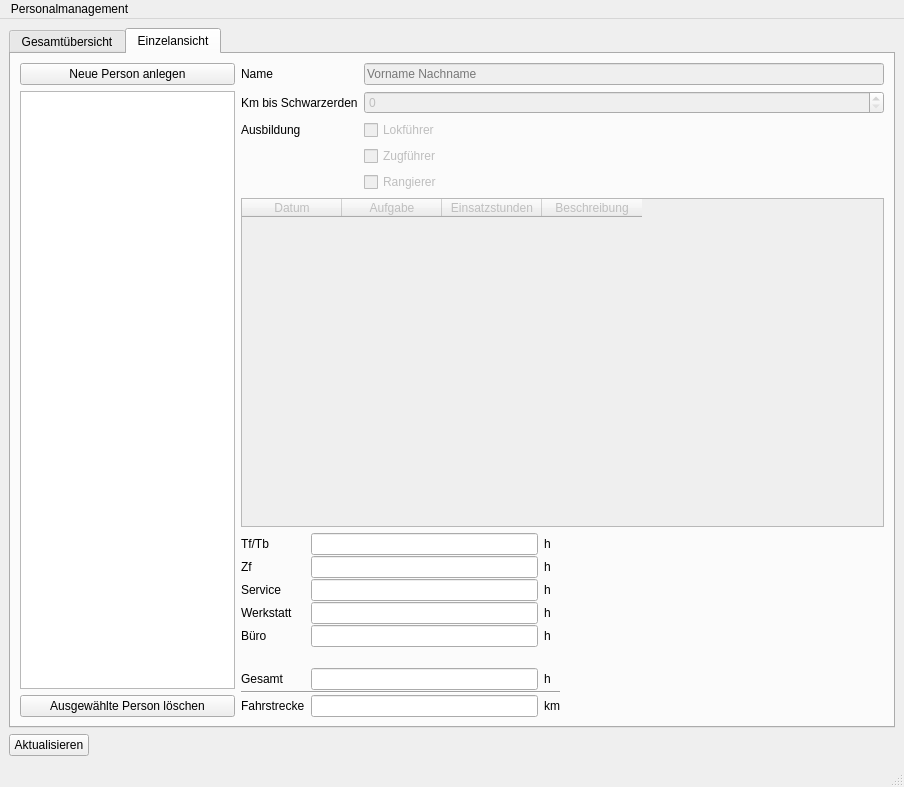
Before: the Qt Designer form Programm/personalwindow.ui in philjosch/Einsatzplaner, drawn with Qt 5.
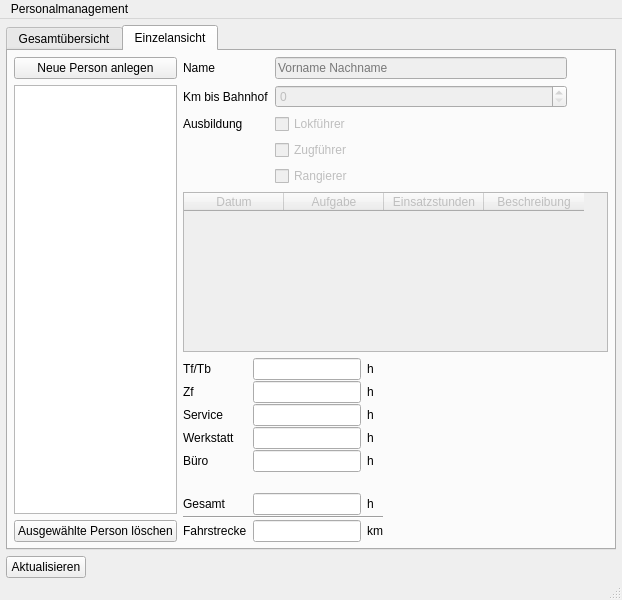
After: the same form once the commit is applied. The open tabs and pages were chosen to show the change.

Commit message:
Verbesserungen bei GUI und Personal
- Fenster für Fahrtag und Aktivität können kleiner gemacht werden
- Personalfenster aktualisiert sich, wenn Tab gewechselt wird
- Geleistete Stunden werden erst berechnet, wenn sie in der
Vergangenheit liegen
- Personalfenster kompakter gestaltet

The edit to the form file:
```diff
--- a/Programm/personalwindow.ui
+++ b/Programm/personalwindow.ui
@@ -9,8 +9,8 @@
    <rect>
     <x>0</x>
     <y>0</y>
-    <width>904</width>
-    <height>787</height>
+    <width>622</width>
+    <height>600</height>
    </rect>
   </property>
   <property name="windowTitle">
@@ -18,33 +18,53 @@
   </property>
   <widget class="QWidget" name="centralwidget">
    <layout class="QGridLayout" name="gridLayout_6">
-    <item row="1" column="1">
-     <spacer name="horizontalSpacer">
-      <property name="orientation">
-       <enum>Qt::Horizontal</enum>
-      </property>
-      <property name="sizeHint" stdset="0">
-       <size>
-        <width>391</width>
-        <height>20</height>
-       </size>
-      </property>
-     </spacer>
-    </item>
+    <property name="leftMargin">
+     <number>6</number>
+    </property>
+    <property name="topMargin">
+     <number>6</number>
+    </property>
+    <property name="rightMargin">
+     <number>6</number>
+    </property>
+    <property name="bottomMargin">
+     <number>0</number>
+    </property>
+    <property name="horizontalSpacing">
+     <number>0</number>
+    </property>
+    <property name="verticalSpacing">
+     <number>6</number>
+    </property>
     <item row="0" column="0" colspan="3">
      <widget class="QTabWidget" name="tabWidget">
       <property name="currentIndex">
-       <number>0</number>
+       <number>1</number>
       </property>
       <widget class="QWidget" name="gesamt">
        <attribute name="title">
         <string>Gesamtübersicht</string>
        </attribute>
        <layout class="QGridLayout" name="gridLayout">
+        <property name="leftMargin">
+         <number>6</number>
+        </property>
+        <property name="topMargin">
+         <number>6</number>
+        </property>
+        <property name="rightMargin">
+         <number>6</number>
+        </property>
+        <property name="bottomMargin">
+         <number>6</number>
+        </property>
+        <property name="spacing">
+         <number>6</number>
+        </property>
         <item row="2" column="1">
          <widget class="QPushButton" name="pushPrint">
           <property name="text">
-           <string>Drucken</string>
+           <string>Drucken …</string>
           </property>
          </widget>
         </item>
@@ -101,10 +121,55 @@
         <string>Einzelansicht</string>
        </attribute>
        <layout class="QGridLayout" name="gridLayout_2" columnstretch="1,3">
+        <property name="leftMargin">
+         <number>6</number>
+        </property>
+        <property name="topMargin">
+         <number>6</number>
+        </property>
+        <property name="rightMargin">
+         <number>6</number>
+        </property>
+        <property name="bottomMargin">
+         <number>6</number>
+        </property>
+        <property name="spacing">
+         <number>6</number>
+        </property>
         <item row="0" column="1">
-         <layout class="QGridLayout" name="einzelnansicht" rowstretch="0,1,0">
+         <layout class="QGridLayout" name="einzelnansicht" rowstretch="0,1,0" columnstretch="0,1">
+          <property name="leftMargin">
+           <number>0</number>
+          </property>
+          <property name="topMargin">
+           <number>0</number>
+          </property>
+          <property name="rightMargin">
+           <number>0</number>
+          </property>
+          <property name="bottomMargin">
+           <number>0</number>
+          </property>
+          <property name="spacing">
+           <number>6</number>
+          </property>
           <item row="0" column="0" colspan="2">
-           <layout class="QGridLayout" name="stammdaten" columnstretch="0,1,0">
+           <layout class="QGridLayout" name="stammdaten" columnstretch="0,0,0,1">
+            <property name="leftMargin">
+             <number>0</number>
+            </property>
+            <property name="topMargin">
+             <number>0</number>
+            </property>
+            <property name="rightMargin">
+             <number>0</number>
+            </property>
+            <property name="bottomMargin">
+             <number>0</number>
+            </property>
+            <property name="spacing">
+             <number>6</number>
+            </property>
             <item row="4" column="1" colspan="2">
              <widget class="QCheckBox" name="checkRangierer">
               <property name="enabled">
@@ -115,33 +180,6 @@
               </property>
              </widget>
             </item>
-            <item row="0" column="0">
-             <widget class="QLabel" name="label">
-              <property name="text">
-               <string>Name</string>
-              </property>
-             </widget>
-            </item>
-            <item row="1" column="0">
-             <widget class="QLabel" name="label_2">
-              <property name="statusTip">
-               <string>Die Entfernung zum Bahnhof in Schwarzerden, wird benötigt, um die Strecke auszurechnen.</string>
-              </property>
-              <property name="text">
-               <string>Km bis Schwarzerden</string>
-              </property>
-             </widget>
-            </item>
-            <item row="2" column="1" colspan="2">
-             <widget class="QCheckBox" name="checkTf">
-              <property name="enabled">
-               <bool>false</bool>
-              </property>
-              <property name="text">
-               <string>Lokführer</string>
-              </property>
-             </widget>
-            </item>
             <item row="2" column="0">
              <widget class="QLabel" name="label_3">
               <property name="text">
@@ -159,11 +197,30 @@
               </property>
              </widget>
             </item>
+            <item row="0" column="0">
+             <widget class="QLabel" name="label">
+              <property name="text">
+               <string>Name</string>
+              </property>
+             </widget>
+            </item>
             <item row="0" column="1" colspan="2">
              <widget class="QLineEdit" name="lineName">
               <property name="enabled">
                <bool>false</bool>
               </property>
+              <property name="sizePolicy">
+               <sizepolicy hsizetype="Fixed" vsizetype="Fixed">
+                <horstretch>0</horstretch>
+                <verstretch>0</verstretch>
+               </sizepolicy>
+              </property>
+              <property name="minimumSize">
+               <size>
+                <width>292</width>
+                <height>0</height>
+               </size>
+              </property>
               <property name="placeholderText">
                <string>Vorname Nachname</string>
               </property>
@@ -174,12 +231,85 @@
               <property name="enabled">
                <bool>false</bool>
               </property>
+              <property name="sizePolicy">
+               <sizepolicy hsizetype="Fixed" vsizetype="Fixed">
+                <horstretch>0</horstretch>
+                <verstretch>0</verstretch>
+               </sizepolicy>
+              </property>
+              <property name="minimumSize">
+               <size>
+                <width>292</width>
+                <height>0</height>
+               </size>
+              </property>
              </widget>
             </item>
+            <item row="1" column="0">
+             <widget class="QLabel" name="label_2">
+              <property name="statusTip">
+               <string>Die Entfernung zum Heimatbahnhof. Wird benötigt, um die Strecke auszurechnen.</string>
+              </property>
+              <property name="text">
+               <string>Km bis Bahnhof</string>
+              </property>
+             </widget>
+            </item>
+            <item row="2" column="1" colspan="2">
+             <widget class="QCheckBox" name="checkTf">
+              <property name="enabled">
+               <bool>false</bool>
+              </property>
+              <property name="text">
+               <string>Lokführer</string>
+              </property>
+             </widget>
+            </item>
+            <item row="1" column="3">
+             <spacer name="horizontalSpacer_2">
+              <property name="orientation">
+               <enum>Qt::Horizontal</enum>
+              </property>
+              <property name="sizeHint" stdset="0">
+               <size>
+                <width>40</width>
+                <height>20</height>
+               </size>
+              </property>
+             </spacer>
+            </item>
+            <item row="0" column="3">
+             <spacer name="horizontalSpacer_4">
+              <property name="orientation">
+               <enum>Qt::Horizontal</enum>
+              </property>
+              <property name="sizeHint" stdset="0">
+               <size>
+                <width>40</width>
+                <height>20</height>
+               </size>
+              </property>
+             </spacer>
+            </item>
            </layout>
           </item>
           <item row="2" column="0">
            <layout class="QGridLayout" name="uebersicht">
+            <property name="sizeConstraint">
+             <enum>QLayout::SetMaximumSize</enum>
+            </property>
+            <property name="leftMargin">
+             <number>0</number>
+            </property>
+            <property name="topMargin">
+             <number>0</number>
+            </property>
+            <property name="rightMargin">
+             <number>0</number>
+            </property>
+            <property name="bottomMargin">
+             <number>0</number>
+            </property>
             <property name="horizontalSpacing">
              <number>6</number>
             </property>
@@ -384,6 +514,12 @@
             <property name="enabled">
              <bool>false</bool>
             </property>
+            <property name="minimumSize">
+             <size>
+              <width>402</width>
+              <height>120</height>
+             </size>
+            </property>
             <property name="editTriggers">
              <set>QAbstractItemView::NoEditTriggers</set>
             </property>
@@ -441,6 +577,18 @@
         </item>
         <item row="0" column="0">
          <layout class="QGridLayout" name="liste">
+          <property name="leftMargin">
+           <number>0</number>
+          </property>
+          <property name="topMargin">
+           <number>0</number>
+          </property>
+          <property name="rightMargin">
+           <number>0</number>
+          </property>
+          <property name="bottomMargin">
+           <number>0</number>
+          </property>
           <property name="spacing">
            <number>6</number>
           </property>
@@ -487,6 +635,19 @@
       </property>
      </widget>
     </item>
+    <item row="1" column="1">
+     <spacer name="horizontalSpacer">
+      <property name="orientation">
+       <enum>Qt::Horizontal</enum>
+      </property>
+      <property name="sizeHint" stdset="0">
+       <size>
+        <width>391</width>
+        <height>20</height>
+       </size>
+      </property>
+     </spacer>
+    </item>
    </layout>
   </widget>
   <widget class="QMenuBar" name="menubar">
@@ -494,7 +655,7 @@
     <rect>
      <x>0</x>
      <y>0</y>
-     <width>904</width>
+     <width>622</width>
      <height>22</height>
     </rect>
    </property>
```
The commit also changes 5 other files.
